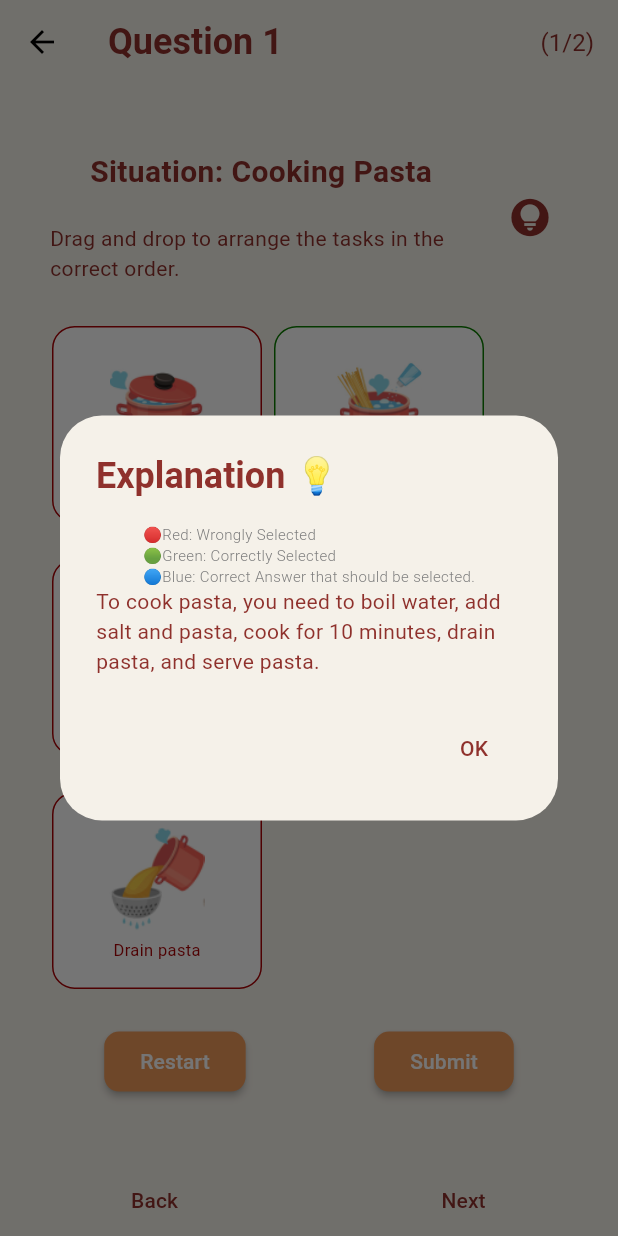
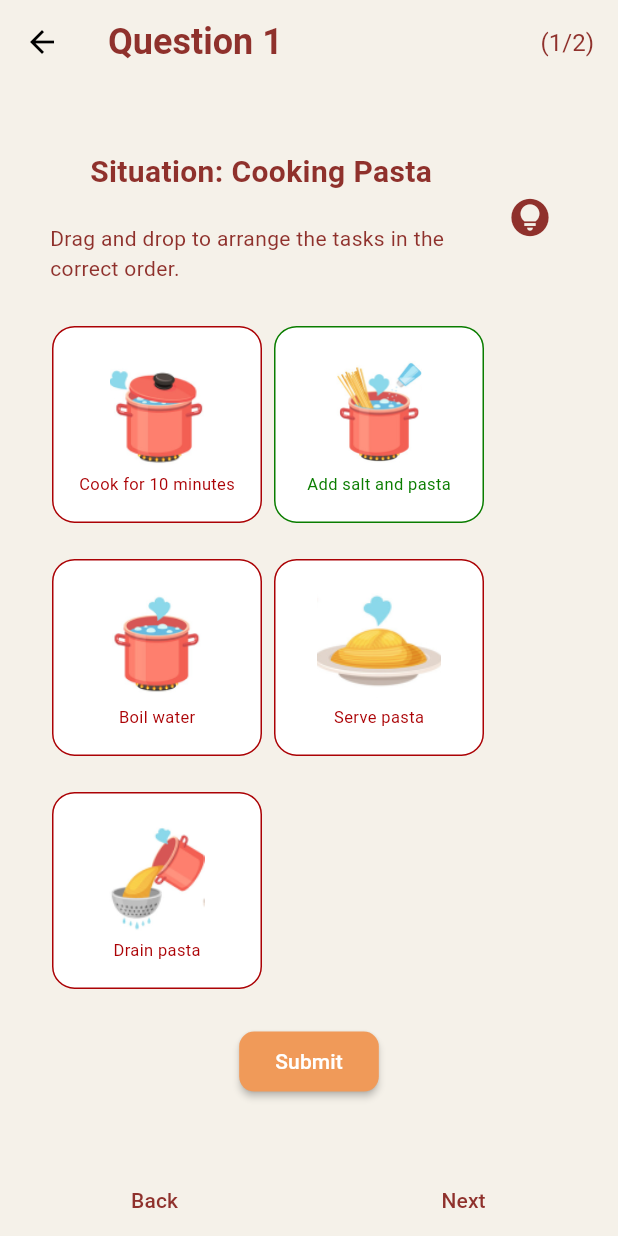
Before and after one commit to diminecjean/CAT304, a Flutter app: the TaskSequencingExercisePage screen opened directly, after a tap on "Submit", on a phone screen of 412 x 824 dp. Run offline on Flutter 3.47's test engine with Material 3 defaults, Android fonts, the light colour scheme and no system bars; drawn by our look-alikes of reorderables; our stand-ins replace cloud_firestore, firebase_auth, firebase_core, flutter_onboarding_slider, flutter_svg, fluttertoast and 5 more; accounts and stored records are empty; project files that could hold a hidden picture were left out.

Commit message:
remove reset button

```diff
--- a/lib/src/components/task_sequencing/question_card.dart
+++ b/lib/src/components/task_sequencing/question_card.dart
@@ -29,6 +29,7 @@ class _QuestionCardState extends State<QuestionCard> {
       widget.question.options.length,
       (index) => Option(
         index: index,
+        // sequence: index,
         image: widget.question.optionImages[index],
         text: widget.question.options[index],
       ),
@@ -150,20 +151,20 @@ class _QuestionCardState extends State<QuestionCard> {
           Row(
             mainAxisAlignment: MainAxisAlignment.spaceAround,
             children: [
-              ElevatedButton(
-                  style: ButtonStyle(
-                    backgroundColor: MaterialStateProperty.all<Color>(
-                        const Color.fromARGB(255, 240, 154, 89)),
-                    elevation: MaterialStateProperty.all<double>(2),
-                    shape: MaterialStateProperty.all<RoundedRectangleBorder>(
-                      RoundedRectangleBorder(
-                        borderRadius: BorderRadius.circular(10.0),
-                      ),
-                    ),
-                  ),
-                  onPressed: () => controller.reset(),
-                  child: const Text("Restart",
-                      style: TextStyle(color: Colors.white))),
+              // ElevatedButton(
+              //     style: ButtonStyle(
+              //       backgroundColor: MaterialStateProperty.all<Color>(
+              //           const Color.fromARGB(255, 240, 154, 89)),
+              //       elevation: MaterialStateProperty.all<double>(2),
+              //       shape: MaterialStateProperty.all<RoundedRectangleBorder>(
+              //         RoundedRectangleBorder(
+              //           borderRadius: BorderRadius.circular(10.0),
+              //         ),
+              //       ),
+              //     ),
+              //     onPressed: () => controller.reset(),
+              //     child: const Text("Restart",
+              //         style: TextStyle(color: Colors.white))),
               ElevatedButton(
                   style: ButtonStyle(
                     backgroundColor: MaterialStateProperty.all<Color>(
@@ -179,13 +180,13 @@ class _QuestionCardState extends State<QuestionCard> {
                     if (!controller.isAnswered) {
                       controller.checkAns(widget.question, selectedSequence);
 
-                      Future.delayed(const Duration(seconds: 1), () {
-                        showDialog<String>(
-                            context: context,
-                            builder: (BuildContext context) => _dialogBox(
-                                context,
-                                content: widget.question.explanation));
-                      });
+                      // Future.delayed(const Duration(seconds: 1), () {
+                      //   showDialog<String>(
+                      //       context: context,
+                      //       builder: (BuildContext context) => _dialogBox(
+                      //           context,
+                      //           content: widget.question.explanation));
+                      // });
                     }
                   },
                   child: const Text("Submit",
```
